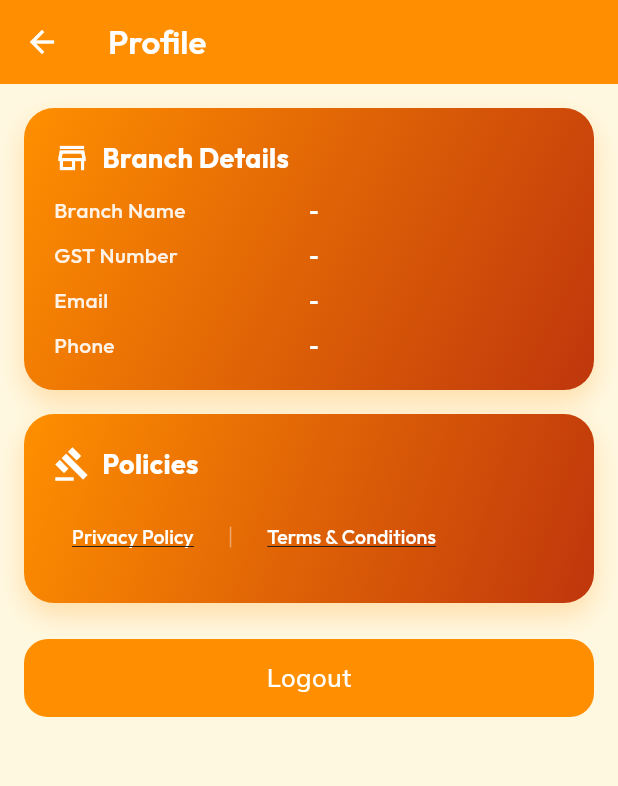
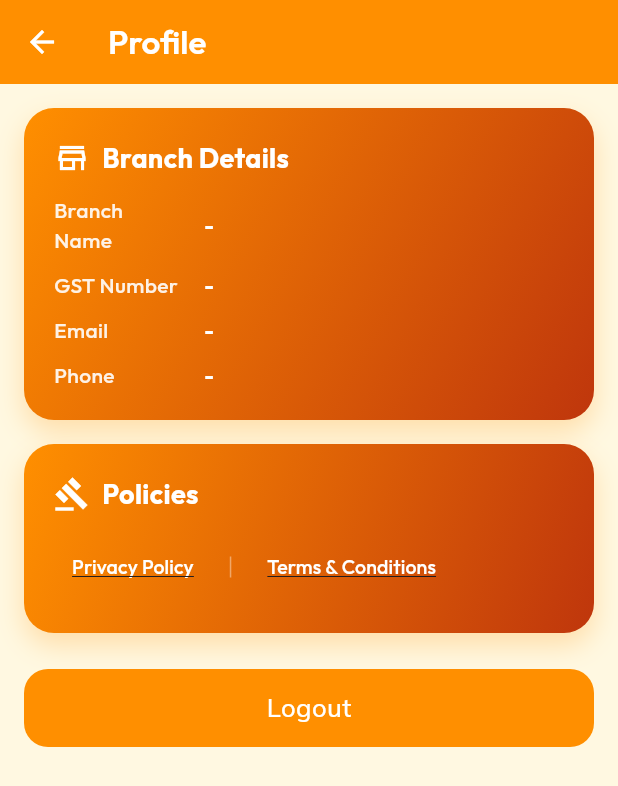
Before and after one commit to ShyamDelvadiya/kalapi, a Flutter app: the HomeView screen opened by its route, after a tap on the "person outline" icon, on a phone screen of 412 x 824 dp. Shown: the top 786 px of the screen. Run offline on Flutter 3.47's test engine with Material 3 defaults, Android fonts, the phone set to English and light mode, and no system bars; our stand-ins replace flutter_screenutil, get, get_storage, google_fonts, shimmer; accounts and stored records are empty; network calls fail.

```diff
--- a/lib/view/basewidget/revenue_chart_card.dart
+++ b/lib/view/basewidget/revenue_chart_card.dart
@@ -69,9 +69,9 @@ class RevenueChartCard extends StatelessWidget {
                   crossAxisAlignment: CrossAxisAlignment.start,
                   children: [
                     Text(
-                      'Revenue Chart',
+                      'Order Value Chart',
                       style: GoogleFonts.outfit(
-                        fontSize: 20,
+                        fontSize: 18,
                         fontWeight: FontWeight.bold,
                         color: Colors.white,
                       ),
--- a/lib/view/pages/home/home_view.dart
+++ b/lib/view/pages/home/home_view.dart
@@ -536,24 +536,20 @@ class _HomeViewState extends State<HomeView> {
                           dashboard.currentMonthOrderAmount ?? 0.0;
                       final totalAmount = dashboard.totalOrderAmount ?? 0.0;
 
-                      return Row(
+                      return Column(
                         children: [
-                          Expanded(
-                            child: _buildAmountCard(
+                          _buildAmountCard(
                             context,
-                              label: 'This Month',
+                            label: 'Current Month Order Value',
                             amount: currentMonthAmount,
                             icon: Icons.calendar_today_outlined,
                           ),
-                          ),
-                          const SizedBox(width: 12),
-                          Expanded(
-                            child: _buildAmountCard(
+                          const SizedBox(height: 12),
+                          _buildAmountCard(
                             context,
-                              label: 'Total Revenue',
+                            label: 'Total Order Value',
                             amount: totalAmount,
                             icon: Icons.account_balance_wallet_outlined,
-                            ),
                           ),
                         ],
                       );
--- a/lib/view/pages/legal/legal_view.dart
+++ b/lib/view/pages/legal/legal_view.dart
@@ -170,12 +170,15 @@ class LegalView extends StatelessWidget {
             ),
           ),
         ),
-        Flexible(
+        Expanded(
+          flex: 3,
+          child: Padding(
+            padding: const EdgeInsets.only(left: 15.0),
             child: Text(
               value,
-            maxLines: 1,
+              maxLines: 2,
               overflow: TextOverflow.ellipsis,
-            textAlign: TextAlign.right,
+              textAlign: TextAlign.start,
               style: GoogleFonts.outfit(
                 fontSize: 14,
                 color: Colors.white,
@@ -183,6 +186,7 @@ class LegalView extends StatelessWidget {
               ),
             ),
           ),
+        ),
       ],
     );
   }
--- a/pubspec.yaml
+++ b/pubspec.yaml
@@ -16,7 +16,7 @@ publish_to: 'none' # Remove this line if you wish to publish to pub.dev
 # https://developer.apple.com/library/archive/documentation/General/Reference/InfoPlistKeyReference/Articles/CoreFoundationKeys.html
 # In Windows, build-name is used as the major, minor, and patch parts
 # of the product and file versions while build-number is used as the build suffix.
-version: 1.0.5
+version: 1.0.6
 environment:
   sdk: ^3.7.0
 
```
Also changed, not shown: 1 other file. Lines whose indentation alone changed are shown as unchanged.
